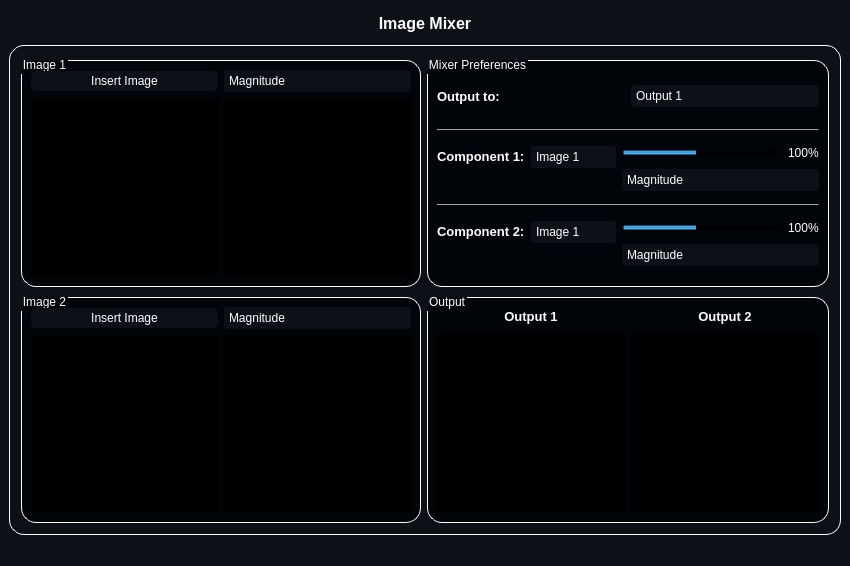
Before: the Qt Designer form resources/MainWindow.ui in Zeyad-Alo/Image_Phase_Magnitude_Mixer, drawn with Qt 5.
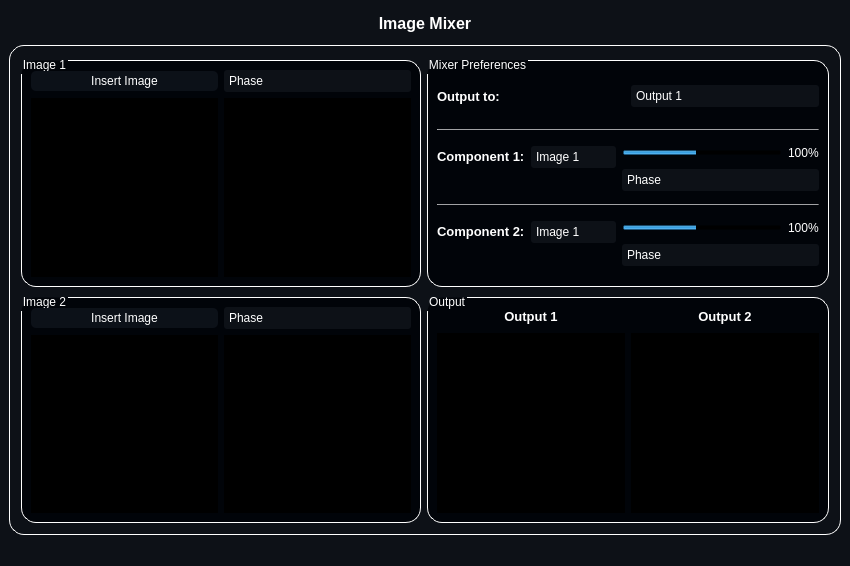
After: the same form once the commit is applied. Icons and pictures are not drawn.

```diff
--- a/resources/MainWindow.ui
+++ b/resources/MainWindow.ui
@@ -104,11 +104,6 @@
     selection-background-color: transparent;
 }</string>
                 </property>
-                <item>
-                 <property name="text">
-                  <string>Magnitude</string>
-                 </property>
-                </item>
                 <item>
                  <property name="text">
                   <string>Phase</string>
@@ -247,11 +242,6 @@
     selection-background-color: transparent;
 }</string>
                 </property>
-                <item>
-                 <property name="text">
-                  <string>Magnitude</string>
-                 </property>
-                </item>
                 <item>
                  <property name="text">
                   <string>Phase</string>
@@ -648,11 +638,6 @@
     selection-background-color: transparent;
 }</string>
                     </property>
-                    <item>
-                     <property name="text">
-                      <string>Magnitude</string>
-                     </property>
-                    </item>
                     <item>
                      <property name="text">
                       <string>Phase</string>
@@ -873,11 +858,6 @@
     selection-background-color: transparent;
 }</string>
                     </property>
-                    <item>
-                     <property name="text">
-                      <string>Magnitude</string>
-                     </property>
-                    </item>
                     <item>
                      <property name="text">
                       <string>Phase</string>
```
Left out of the diff: 80 changed lines with no effect on the pictures.
